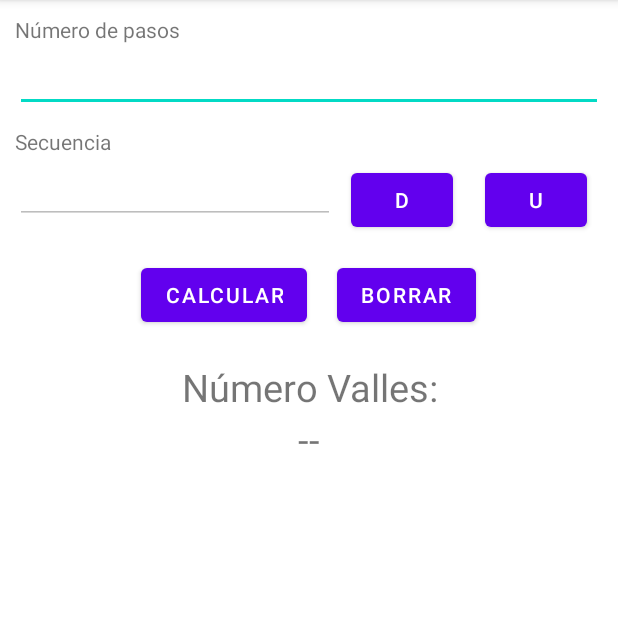
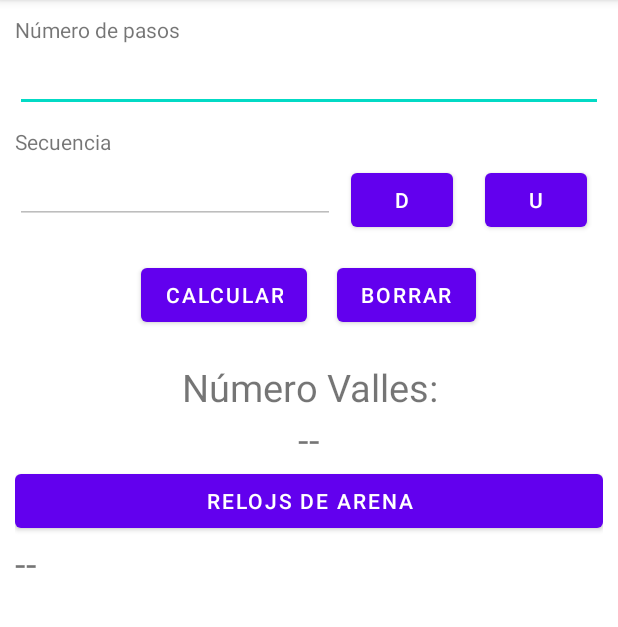
Before and after one commit to VictorMcc310/Valles-VMCC, an Android app: the screen it shows after launch (MainActivity), on a phone screen of 412 x 824 dp, the part 84-711 px from its top. Run offline under Robolectric (Android 15) with nearby library versions, the phone set to English and light mode, and no system bars.

Commit message:
Update
Correccion grafica

```diff
--- a/app/src/main/java/com/example/vallesvmcc/MainActivity.kt
+++ b/app/src/main/java/com/example/vallesvmcc/MainActivity.kt
@@ -18,6 +18,9 @@ class MainActivity : AppCompatActivity() {
     lateinit var buttonClean: Button
     lateinit var textViewNV : TextView
 
+    lateinit var buttonReloj: Button
+    lateinit var textViewRR : TextView
+
 
     override fun onCreate(savedInstanceState: Bundle?) {
         super.onCreate(savedInstanceState)
@@ -33,6 +36,9 @@ class MainActivity : AppCompatActivity() {
         buttonD = findViewById(R.id.buttonD)
         buttonClean = findViewById(R.id.buttonClean)
 
+        buttonReloj = findViewById(R.id.buttonReloj)
+        textViewRR = findViewById(R.id.textViewRR)
+
         buttonD.setOnClickListener {
             val d= pathV.text.toString()+"D"
             pathV.setText(d)
@@ -47,6 +53,8 @@ class MainActivity : AppCompatActivity() {
             pathV.setText("")
             stepsV.setText("")
         }
+
+        buttonReloj.setOnClickListener { textViewRR.text = "Suma mayor "+relojs() }
 
 
 
--- a/app/src/main/res/layout/activity_main.xml
+++ b/app/src/main/res/layout/activity_main.xml
@@ -114,4 +114,17 @@
         android:layout_height="wrap_content"
         android:text="--" />
 
+    <Button
+        android:id="@+id/buttonReloj"
+        android:layout_width="match_parent"
+        android:layout_height="wrap_content"
+        android:text="Relojs de arena" />
+
+    <TextView
+        android:id="@+id/textViewRR"
+        android:layout_width="match_parent"
+        android:layout_height="wrap_content"
+        android:textSize="25sp"
+        android:text="--" />
+
 </LinearLayout>
```
